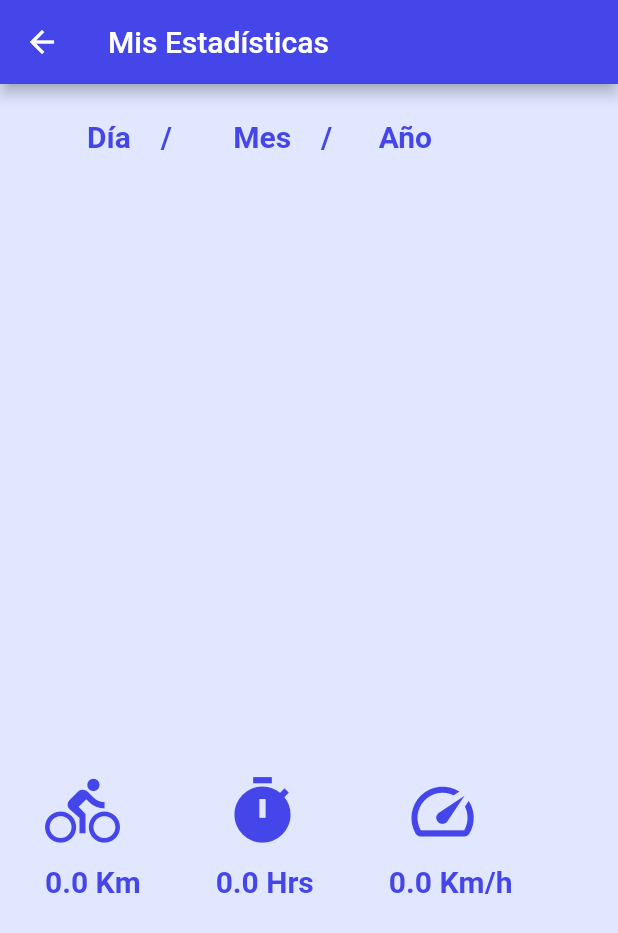
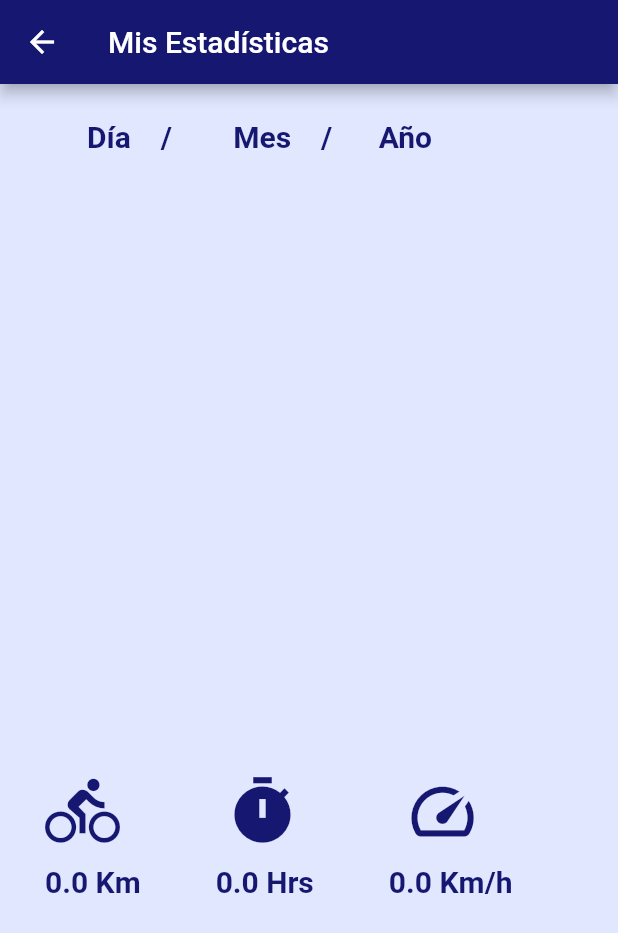
Before and after one commit to TheareDelgado/PrototipoWaze, a Flutter app: the Maps screen opened directly, in the side drawer, after a tap on "Mis Estadísticas", on a phone screen of 412 x 824 dp. Shown: the top 933 px of the screen. Run offline on Flutter 3.47's test engine with Material 2 defaults, Android fonts, the phone set to English and light mode, and no system bars; our stand-ins replace custom_radio_grouped_button, google_maps_flutter; Roboto replaces fonts that are missing (Impact).

Commit message:
Caaaaaaaaaaambios
Se cambia:
-Color interfaz (azul más oscuro, más agradable a la vista)
-Agregada alerta Congestión (falta dejarla bonita, te lo encargo)
-Se agrega el botón de búsqueda ('¿Donde vas?')

```diff
--- a/wazeprototipe/lib/dashboard.dart
+++ b/wazeprototipe/lib/dashboard.dart
@@ -14,7 +14,7 @@ class Dashboard extends StatelessWidget {
         backgroundColor: Color.fromRGBO(225, 231, 255, 1),
         appBar: AppBar(
           title: Text('Mis Estadísticas'),
-          backgroundColor: Color.fromRGBO(68, 70, 233, 1),
+          backgroundColor: Color.fromARGB(255, 21, 23, 112),
         ),
         body: Center(
           child: Column(
@@ -32,7 +32,7 @@ class Dashboard extends StatelessWidget {
                       },
                       child: Text("Día    /",
                           style: TextStyle(
-                              color: Color.fromRGBO(68, 70, 233, 1),
+                              color: Color.fromARGB(255, 21, 23, 112),
                               fontSize: 20,
                               fontFamily: 'Impact',
                               fontWeight: FontWeight.bold)),
@@ -43,7 +43,7 @@ class Dashboard extends StatelessWidget {
                       },
                       child: Text("     Mes    /",
                           style: TextStyle(
-                              color: Color.fromRGBO(68, 70, 233, 1),
+                              color: Color.fromARGB(255, 21, 23, 112),
                               fontSize: 20,
                               fontFamily: 'Impact',
                               fontWeight: FontWeight.bold)),
@@ -54,7 +54,7 @@ class Dashboard extends StatelessWidget {
                       },
                       child: Text("   Año",
                           style: TextStyle(
-                              color: Color.fromRGBO(68, 70, 233, 1),
+                              color: Color.fromARGB(255, 21, 23, 112),
                               fontSize: 20,
                               fontFamily: 'Impact',
                               fontWeight: FontWeight.bold)),
@@ -74,7 +74,7 @@ class Dashboard extends StatelessWidget {
                       ),
                       Icon(
                         Icons.directions_bike_outlined,
-                        color: Color.fromRGBO(68, 70, 233, 1),
+                        color: Color.fromARGB(255, 21, 23, 112),
                         size: 50,
                       ),
                       SizedBox(
@@ -82,7 +82,7 @@ class Dashboard extends StatelessWidget {
                       ),
                       Icon(
                         Icons.timer,
-                        color: Color.fromRGBO(68, 70, 233, 1),
+                        color: Color.fromARGB(255, 21, 23, 112),
                         size: 50,
                       ),
                       SizedBox(
@@ -90,7 +90,7 @@ class Dashboard extends StatelessWidget {
                       ),
                       Icon(
                         Icons.speed_outlined,
-                        color: Color.fromRGBO(68, 70, 233, 1),
+                        color: Color.fromARGB(255, 21, 23, 112),
                         size: 50,
                       ),
                     ],
@@ -104,7 +104,7 @@ class Dashboard extends StatelessWidget {
                       ),
                       Text('0.0 Km',
                           style: TextStyle(
-                              color: Color.fromRGBO(68, 70, 233, 1),
+                              color: Color.fromARGB(255, 21, 23, 112),
                               fontSize: 20,
                               fontFamily: 'Impact',
                               fontWeight: FontWeight.bold)),
@@ -113,7 +113,7 @@ class Dashboard extends StatelessWidget {
                       ),
                       Text('0.0 Hrs',
                           style: TextStyle(
-                              color: Color.fromRGBO(68, 70, 233, 1),
+                              color: Color.fromARGB(255, 21, 23, 112),
                               fontSize: 20,
                               fontFamily: 'Impact',
                               fontWeight: FontWeight.bold)),
@@ -122,7 +122,7 @@ class Dashboard extends StatelessWidget {
                       ),
                       Text('0.0 Km/h',
                           style: TextStyle(
-                              color: Color.fromRGBO(68, 70, 233, 1),
+                              color: Color.fromARGB(255, 21, 23, 112),
                               fontSize: 20,
                               fontFamily: 'Impact',
                               fontWeight: FontWeight.bold)),
--- a/wazeprototipe/lib/maps.dart
+++ b/wazeprototipe/lib/maps.dart
@@ -23,19 +23,20 @@ class _MapsState extends State<Maps> {
     return SafeArea(
       child: Scaffold(
           bottomNavigationBar: BottomAppBar(
-            color: Color.fromRGBO(68, 70, 233, 1),
-            child: Row(
-              children: [
-                //TextField(),
-                IconButton(
-                    icon: Icon(
-                      Icons.search,
-                      color: Colors.white,
-                    ),
-                    onPressed: () {}),
-              ],
-            ),
-          ),
+              color: Color.fromARGB(255, 21, 23, 112),
+              child: Container(
+                padding: EdgeInsets.symmetric(horizontal: 40),
+                //alignment: Alignment.bottomCenter,
+                child: TextField(
+                  decoration: InputDecoration(
+                    hintText: '¿A donde vas?',
+                    hintStyle: TextStyle(
+                        fontSize: 20.0,
+                        color: Color.fromARGB(103, 255, 255, 255)),
+                    prefixIcon: Icon(Icons.search, color: Colors.white),
+                  ),
+                ),
+              )),
           floatingActionButtonLocation:
               FloatingActionButtonLocation.centerDocked,
           drawer: Drawer(
@@ -45,7 +46,7 @@ class _MapsState extends State<Maps> {
               children: [
                 DrawerHeader(
                   decoration: BoxDecoration(
-                    color: Color.fromRGBO(68, 70, 233, 1),
+                    color: Color.fromARGB(255, 21, 23, 112),
                   ),
                   child: Column(children: [
                     Text(
@@ -117,7 +118,7 @@ class _MapsState extends State<Maps> {
                 ListTile(
                   leading: Icon(
                     Icons.bar_chart,
-                    color: Color.fromRGBO(68, 70, 233, 1),
+                    color: Color.fromARGB(255, 21, 23, 112),
                     size: 60,
                   ),
                   title: const Text(
@@ -144,7 +145,7 @@ class _MapsState extends State<Maps> {
                 ListTile(
                   leading: Icon(
                     Icons.help,
-                    color: Color.fromRGBO(68, 70, 233, 1),
+                    color: Color.fromARGB(255, 21, 23, 112),
                     size: 60,
                   ),
                   title: const Text(
@@ -166,7 +167,7 @@ class _MapsState extends State<Maps> {
                 ListTile(
                   leading: Icon(
                     Icons.exit_to_app,
-                    color: Color.fromRGBO(68, 70, 233, 1),
+                    color: Color.fromARGB(255, 21, 23, 112),
                     size: 60,
                   ),
                   title: const Text(
--- a/wazeprototipe/pubspec.yaml
+++ b/wazeprototipe/pubspec.yaml
@@ -33,7 +33,7 @@ dependencies:
   google_maps_flutter_web: ^0.3.3
   http: ^0.13.4
   json_serializable: ^6.2.0
-
+  custom_radio_grouped_button: any
 
 
   # The following adds the Cupertino Icons font to your application.
```
Also changed, not shown: wazeprototipe/lib/alertas.dart (+142 -9 lines), wazeprototipe/lib/login.dart (+0 -13 lines), wazeprototipe/pubspec.lock.
